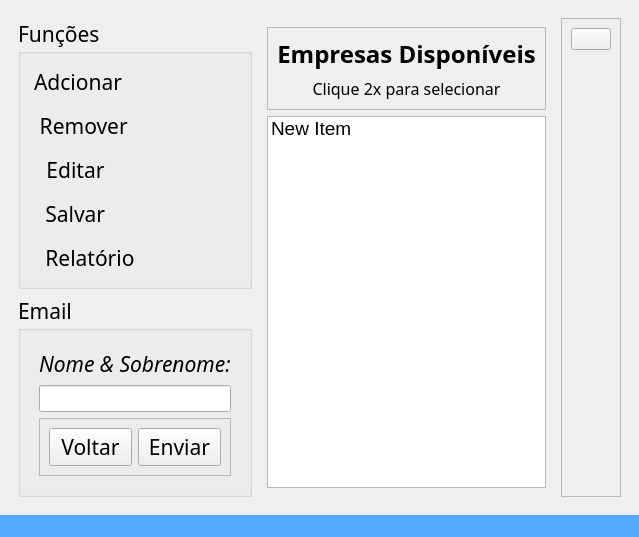
Before: the Qt Designer form src/ui/window_pend.ui in DeltaPrice-Pedro/Pendencias_Contabeis, drawn with Qt 5.
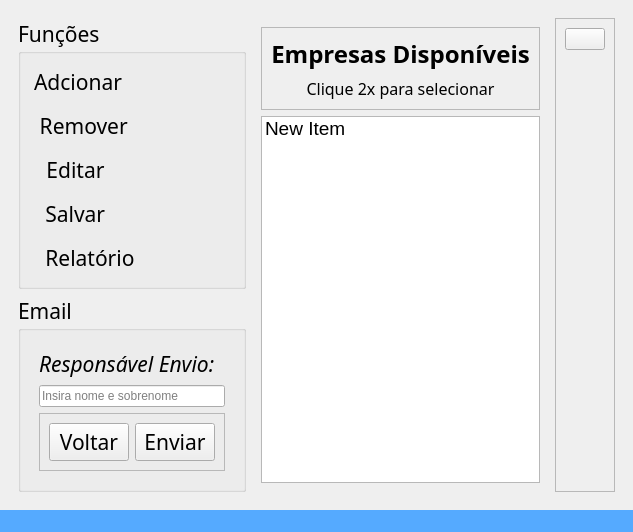
After: the same form once the commit is applied. The open tabs and pages were chosen to show the change. Icons and pictures are not drawn.

Commit message: updt taxes

The edit to the form file:
```diff
--- a/src/ui/window_pend.ui
+++ b/src/ui/window_pend.ui
@@ -6,8 +6,8 @@
    <rect>
     <x>0</x>
     <y>0</y>
-    <width>593</width>
-    <height>520</height>
+    <width>568</width>
+    <height>517</height>
    </rect>
   </property>
   <property name="windowTitle">
@@ -290,7 +290,7 @@
                   </font>
                  </property>
                  <property name="text">
-                  <string>Nome &amp; Sobrenome:</string>
+                  <string>Responsável Envio:</string>
                  </property>
                 </widget>
                </item>
@@ -305,10 +305,13 @@
                  <property name="font">
                   <font>
                    <family>Arial</family>
-                   <pointsize>12</pointsize>
+                   <pointsize>9</pointsize>
                    <bold>false</bold>
                   </font>
                  </property>
+                 <property name="placeholderText">
+                  <string>Insira nome e sobrenome</string>
+                 </property>
                 </widget>
                </item>
                <item>
```
Left out of the diff: 11 changed lines with no effect on the pictures. The commit also changes 2 other files.
